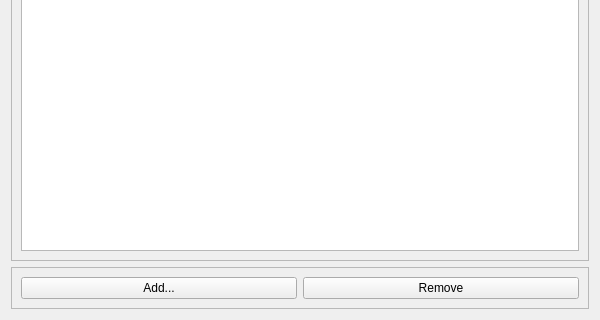
The window that Libs/DICOM/Widgets/Resources/UI/ctkDICOMServerNodeWidget.ui (dgiunchi/CTK) describes before a commit, drawn with Qt 5; both pictures show x 0 to 600 and y 190 to 510 of the 600 by 510 pixel window.
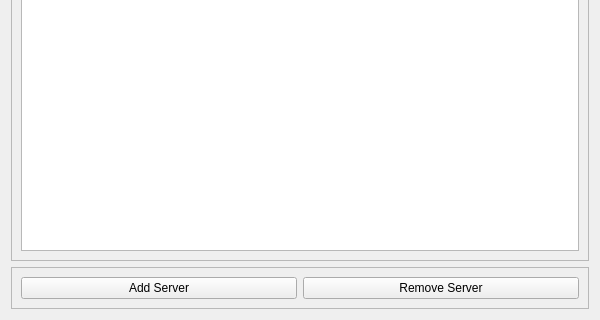
The same window after the commit.

The edit to the form file:
```diff
--- a/Libs/DICOM/Widgets/Resources/UI/ctkDICOMServerNodeWidget.ui
+++ b/Libs/DICOM/Widgets/Resources/UI/ctkDICOMServerNodeWidget.ui
@@ -88,14 +88,14 @@
       <item>
        <widget class="QPushButton" name="addButton">
         <property name="text">
-         <string>Add...</string>
+         <string>Add Server</string>
         </property>
        </widget>
       </item>
       <item>
        <widget class="QPushButton" name="removeButton">
         <property name="text">
-         <string>Remove</string>
+         <string>Remove Server</string>
         </property>
        </widget>
       </item>
```
Left out of the diff: 10 changed lines with no effect on the pictures.
